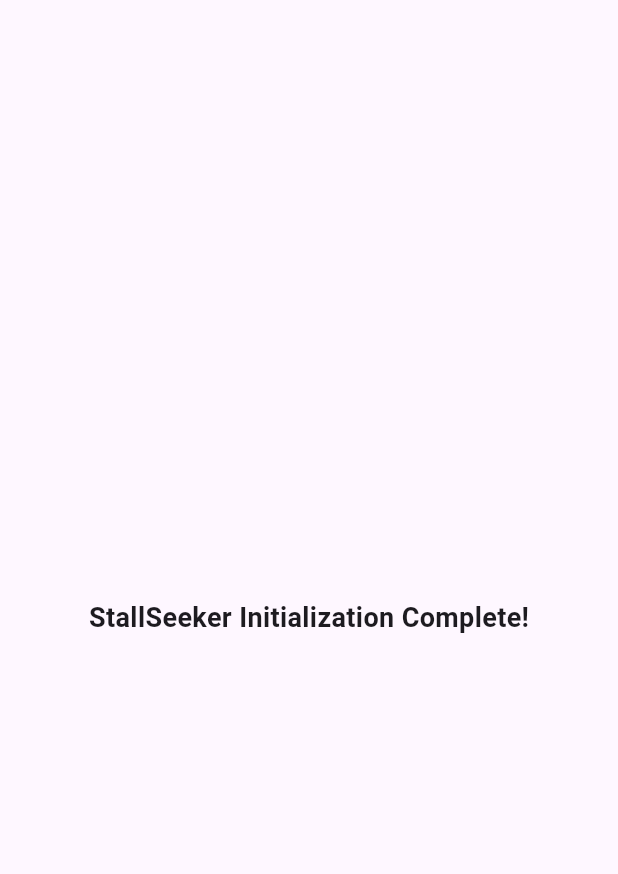
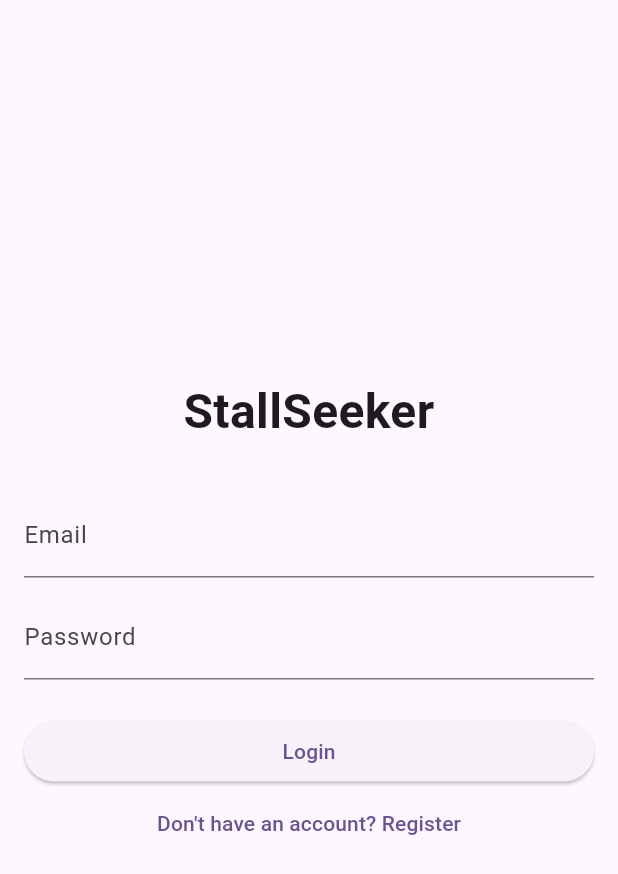
Before and after one commit to Adam-Danish/StallSeeker_Trial, a Flutter app: the screen it shows after launch, on a phone screen of 412 x 824 dp. Shown: the top 874 px of the screen. Run offline on Flutter 3.47's test engine with Material 3 defaults, Android fonts, the phone set to English and light mode, and no system bars; our stand-ins replace cloud_firestore, firebase_auth, firebase_core; accounts and stored records are empty.

Commit message:
Completed Phase 2: Authentication, User Roles & AuthWrapper Routing
- Added Login and Register screens with Customer/Vendor role selection.
- Created AuthWrapper for dynamic screen routing.
- Configured Firebase Auth and verified sign-up/login for both roles.

```diff
--- a/lib/features/auth/auth_wrapper.dart
+++ b/lib/features/auth/auth_wrapper.dart
@@ -1 +1,78 @@
-s
+import 'package:firebase_auth/firebase_auth.dart';
+import 'package:flutter/material.dart';
+import 'package:stallseeker/core/models/user_model.dart';
+import 'package:stallseeker/core/services/auth_service.dart';
+import 'package:stallseeker/features/auth/screens/login_screen.dart';
+
+class AuthWrapper extends StatelessWidget {
+  const AuthWrapper({super.key});
+
+  @override
+  Widget build(BuildContext context) {
+    final authService = AuthService();
+
+    return StreamBuilder<User?>(
+      stream: authService.authStateChanges,
+      builder: (context, snapshot) {
+        // If checking auth state
+        if (snapshot.connectionState == ConnectionState.waiting) {
+          return const Scaffold(
+            body: Center(child: CircularProgressIndicator()),
+          );
+        }
+
+        // If user is logged in
+        if (snapshot.hasData && snapshot.data != null) {
+          return FutureBuilder<UserModel?>(
+            future: authService.getUserData(snapshot.data!.uid),
+            builder: (context, userSnapshot) {
+              if (userSnapshot.connectionState == ConnectionState.waiting) {
+                return const Scaffold(
+                  body: Center(child: CircularProgressIndicator()),
+                );
+              }
+
+              final userModel = userSnapshot.data;
+
+              if (userModel != null && userModel.role == 'vendor') {
+                return Scaffold(
+                  appBar: AppBar(
+                    title: const Text('Vendor Dashboard'),
+                    actions: [
+                      IconButton(
+                        icon: const Icon(Icons.logout),
+                        onPressed: () => authService.signOut(),
+                      )
+                    ],
+                  ),
+                  body: Center(
+                      child: Text('Welcome, Vendor ${userModel.fullName}!')),
+                );
+              }
+
+              // Default: Customer Home
+              return Scaffold(
+                appBar: AppBar(
+                  title: const Text('Customer Home'),
+                  actions: [
+                    IconButton(
+                      icon: const Icon(Icons.logout),
+                      onPressed: () => authService.signOut(),
+                    )
+                  ],
+                ),
+                body: Center(
+                  child:
+                      Text('Welcome, Customer ${userModel?.fullName ?? ''}!'),
+                ),
+              );
+            },
+          );
+        }
+
+        // If not logged in
+        return const LoginScreen();
+      },
+    );
+  }
+}
--- a/lib/features/auth/screens/login_screen.dart
+++ b/lib/features/auth/screens/login_screen.dart
@@ -0,0 +1,101 @@
+import 'package:flutter/material.dart';
+import 'package:stallseeker/core/services/auth_service.dart';
+import 'package:stallseeker/features/auth/screens/register_screen.dart';
+
+class LoginScreen extends StatefulWidget {
+  const LoginScreen({super.key});
+
+  @override
+  State<LoginScreen> createState() => _LoginScreenState();
+}
+
+class _LoginScreenState extends State<LoginScreen> {
+  final _formKey = GlobalKey<FormState>();
+  final _authService = AuthService();
+
+  final _emailController = TextEditingController();
+  final _passwordController = TextEditingController();
+  bool _isLoading = false;
+
+  void _login() async {
+    if (!_formKey.currentState!.validate()) return;
+
+    setState(() => _isLoading = true);
+
+    String? error = await _authService.login(
+      email: _emailController.text,
+      password: _passwordController.text,
+    );
+
+    setState(() => _isLoading = false);
+
+    if (error != null && mounted) {
+      ScaffoldMessenger.of(context).showSnackBar(
+        SnackBar(content: Text(error), backgroundColor: Colors.red),
+      );
+    }
+  }
+
+  @override
+  void dispose() {
+    _emailController.dispose();
+    _passwordController.dispose();
+    super.dispose();
+  }
+
+  @override
+  Widget build(BuildContext context) {
+    return Scaffold(
+      body: Padding(
+        padding: const EdgeInsets.all(16.0),
+        child: Form(
+          key: _formKey,
+          child: Column(
+            mainAxisAlignment: MainAxisAlignment.center,
+            crossAxisAlignment: CrossAxisAlignment.stretch,
+            children: [
+              const Text(
+                'StallSeeker',
+                textAlign: TextAlign.center,
+                style: TextStyle(fontSize: 32, fontWeight: FontWeight.bold),
+              ),
+              const SizedBox(height: 32),
+              TextFormField(
+                controller: _emailController,
+                decoration: const InputDecoration(labelText: 'Email'),
+                keyboardType: TextInputType.emailAddress,
+                validator: (val) => val == null || !val.contains('@')
+                    ? 'Enter a valid email'
+                    : null,
+              ),
+              const SizedBox(height: 12),
+              TextFormField(
+                controller: _passwordController,
+                decoration: const InputDecoration(labelText: 'Password'),
+                obscureText: true,
+                validator: (val) =>
+                    val == null || val.isEmpty ? 'Enter your password' : null,
+              ),
+              const SizedBox(height: 24),
+              ElevatedButton(
+                onPressed: _isLoading ? null : _login,
+                child: _isLoading
+                    ? const CircularProgressIndicator()
+                    : const Text('Login'),
+              ),
+              TextButton(
+                onPressed: () {
+                  Navigator.push(
+                    context,
+                    MaterialPageRoute(builder: (_) => const RegisterScreen()),
+                  );
+                },
+                child: const Text("Don't have an account? Register"),
+              ),
+            ],
+          ),
+        ),
+      ),
+    );
+  }
+}
--- a/lib/main.dart
+++ b/lib/main.dart
@@ -1,15 +1,22 @@
 import 'package:flutter/material.dart';
 import 'package:firebase_core/firebase_core.dart';
 import 'firebase_options.dart';
-import 'core/constants/app_theme.dart';
+import 'core/theme/app_theme.dart';
+import 'features/auth/auth_wrapper.dart';
 
 void main() async {
   WidgetsFlutterBinding.ensureInitialized();
 
-  // Initialize Firebase
-  await Firebase.initializeApp(
-    options: DefaultFirebaseOptions.currentPlatform,
-  );
+  try {
+    if (Firebase.apps.isEmpty) {
+      await Firebase.initializeApp(
+        options: DefaultFirebaseOptions.currentPlatform,
+      );
+    }
+  } catch (e) {
+    // Catches duplicate-app exception if initialized natively
+    print('Firebase initialization error ignored: $e');
+  }
 
   runApp(const StallSeekerApp());
 }
@@ -23,14 +30,7 @@ class StallSeekerApp extends StatelessWidget {
       title: 'StallSeeker',
       debugShowCheckedModeBanner: false,
       theme: AppTheme.lightTheme,
-      home: const Scaffold(
-        body: Center(
-          child: Text(
-            'StallSeeker Initialization Complete!',
-            style: TextStyle(fontSize: 18, fontWeight: FontWeight.bold),
-          ),
-        ),
-      ),
+      home: const AuthWrapper(),
     );
   }
 }
```
Also changed, not shown: lib/core/models/user_model.dart (+20 -12 lines), lib/core/services/auth_service.dart (+66 -19 lines), lib/features/auth/screens/register_screen.dart (+115 -0 lines), 2 other files.
